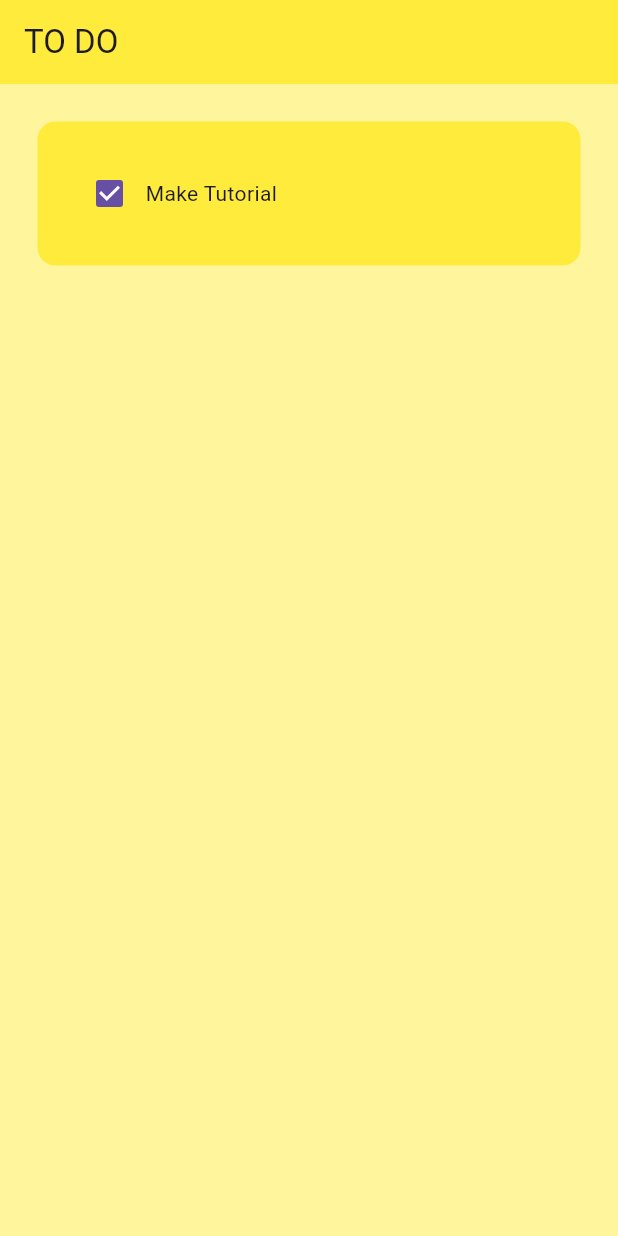
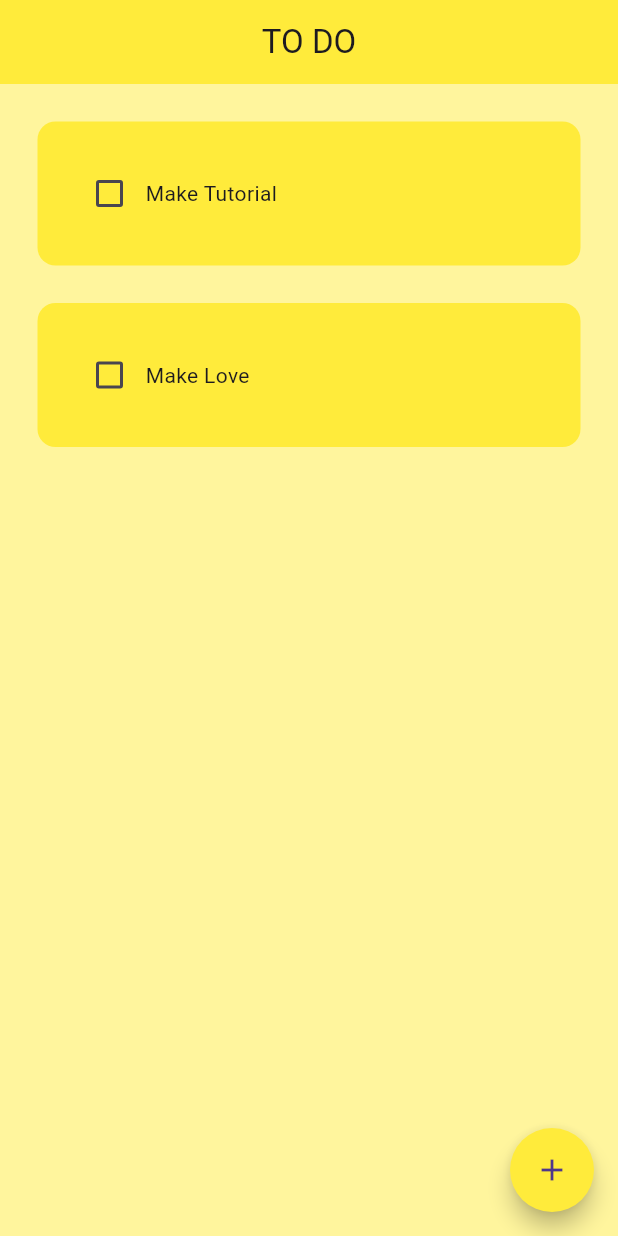
Before and after one commit to ianokt0/todo_list_app, a Flutter app: the screen it shows after launch, on a phone screen of 412 x 824 dp. Run offline on Flutter 3.47's test engine with Material 3 defaults, Android fonts, the phone set to English and light mode, and no system bars; drawn by our look-alikes of flutter_slidable.

Commit message:
update 23 july 2024

```diff
--- a/lib/pages/home_page.dart
+++ b/lib/pages/home_page.dart
@@ -1,8 +1,59 @@
 import 'package:flutter/material.dart';
+import 'package:flutter_course/components/dialog_box.dart';
 import 'package:flutter_course/utils/todo_tile.dart';
 
-class HomePage extends StatelessWidget {
+class HomePage extends StatefulWidget {
   const HomePage({super.key});
+
+  @override
+  State<HomePage> createState() => _HomePageState();
+}
+
+class _HomePageState extends State<HomePage> {
+  // text controller
+  final _controller = TextEditingController();
+  // list of todo tasks
+  List toDoList = [
+    ["Make Tutorial", false],
+    ["Make Love", false],
+  ];
+
+  // checkbox was tapped
+  void checkBoxChanged(bool? value, index) {
+    setState(() {
+      toDoList[index][1] = !toDoList[index][1];
+    });
+  }
+
+  // save new task
+  void saveNewTask() {
+    setState(() {
+      toDoList.add([_controller.text, false]);
+      _controller.clear();
+    });
+    Navigator.of(context).pop();
+  }
+
+  // create new task
+  void createNewTask() {
+    showDialog(
+        context: context,
+        builder: (context) {
+          return DialogBox(
+            controller: _controller,
+            onSave: saveNewTask,
+            onCancel: () => Navigator.of(context).pop(),
+          );
+        });
+  }
+
+  // delete task
+  void deleteTask(int index) {
+    setState(() {
+      toDoList.removeAt(index);
+    });
+  }
+  // 1:41:28
 
   @override
   Widget build(BuildContext context) {
@@ -12,15 +63,24 @@ class HomePage extends StatelessWidget {
         backgroundColor: Colors.yellow,
         title: Text("TO DO"),
         elevation: 0,
+        centerTitle: true,
       ),
-      body: ListView(
-        children: [
-          ToDoTile(
-            taskName: "Make Tutorial",
-            taskCompleted: true,
-            onChanged: (p0) {},
-          ),
-        ],
+      floatingActionButton: FloatingActionButton(
+        backgroundColor: Colors.yellow,
+        shape: CircleBorder(),
+        child: Icon(Icons.add),
+        onPressed: createNewTask,
+      ),
+      body: ListView.builder(
+        itemCount: toDoList.length,
+        itemBuilder: (context, index) {
+          return ToDoTile(
+            taskName: toDoList[index][0],
+            taskCompleted: toDoList[index][1],
+            onChanged: (value) => checkBoxChanged(value, index),
+            deleteFunction: (context) => deleteTask(index),
+          );
+        },
       ),
     );
   }
--- a/lib/utils/todo_tile.dart
+++ b/lib/utils/todo_tile.dart
@@ -1,22 +1,37 @@
 // ignore_for_file: prefer_const_constructors, sort_child_properties_last
 
 import 'package:flutter/material.dart';
+import 'package:flutter_slidable/flutter_slidable.dart';
 
 class ToDoTile extends StatelessWidget {
   final String taskName;
   final bool taskCompleted;
   Function(bool?)? onChanged;
+  Function(BuildContext)? deleteFunction;
 
-  ToDoTile(
-      {super.key,
+  ToDoTile({
+    super.key,
     required this.taskName,
     required this.taskCompleted,
-      required this.onChanged});
+    required this.onChanged,
+    required this.deleteFunction,
+  });
 
   @override
   Widget build(BuildContext context) {
     return Padding(
-      padding: const EdgeInsets.all(25.0),
+      padding: const EdgeInsets.only(left: 25.0, right: 25.0, top: 25),
+      child: Slidable(
+        endActionPane: ActionPane(
+          motion: StretchMotion(),
+          children: [
+            SlidableAction(
+              onPressed: deleteFunction,
+              icon: Icons.delete,
+              backgroundColor: Colors.red.shade300,
+            )
+          ],
+        ),
         child: Container(
           padding: EdgeInsets.all(24.0),
           child: Row(
@@ -25,10 +40,17 @@ class ToDoTile extends StatelessWidget {
               Checkbox(
                 value: taskCompleted,
                 onChanged: onChanged,
+                activeColor: Colors.black,
               ),
 
               // Task Name
-            Text("Make Tutorial"),
+              Text(
+                taskName,
+                style: TextStyle(
+                    decoration: taskCompleted
+                        ? TextDecoration.lineThrough
+                        : TextDecoration.none),
+              ),
             ],
           ),
           decoration: BoxDecoration(
@@ -36,6 +58,7 @@ class ToDoTile extends StatelessWidget {
             borderRadius: BorderRadius.circular(12),
           ),
         ),
+      ),
     );
   }
 }
```
Also changed, not shown: lib/components/dialog_box.dart (added, +53 -0 lines), lib/components/my_button.dart (added, +16 -0 lines), pubspec.yaml (+3 -4 lines), pubspec.lock. Lines whose indentation alone changed are shown as unchanged.
